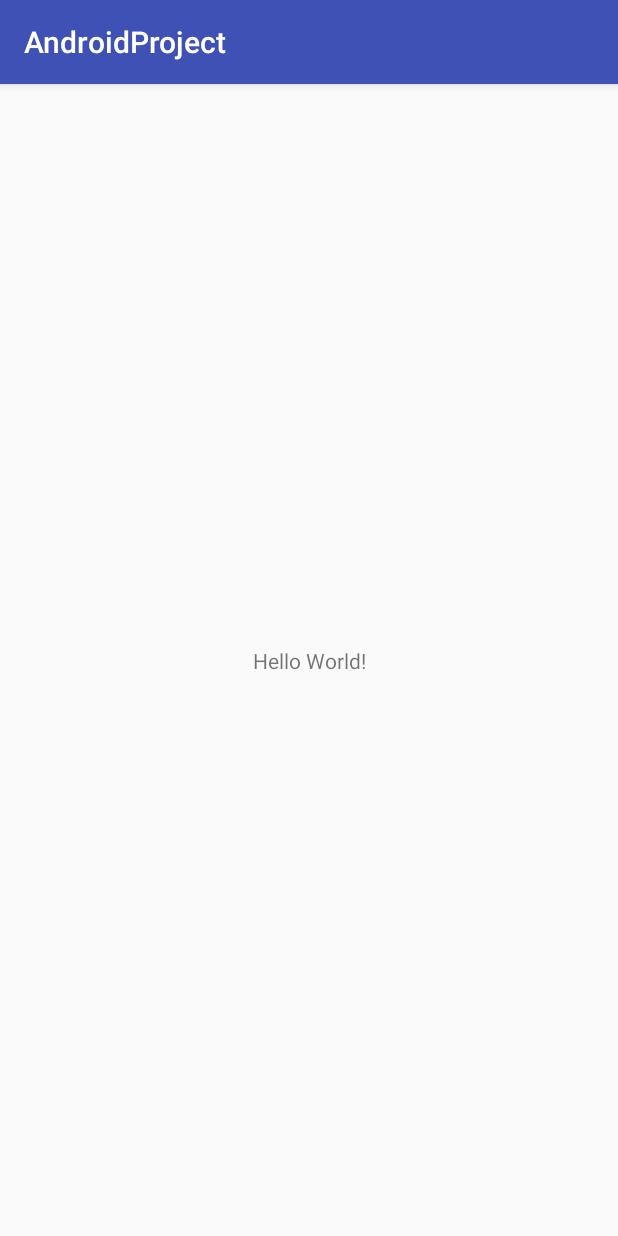
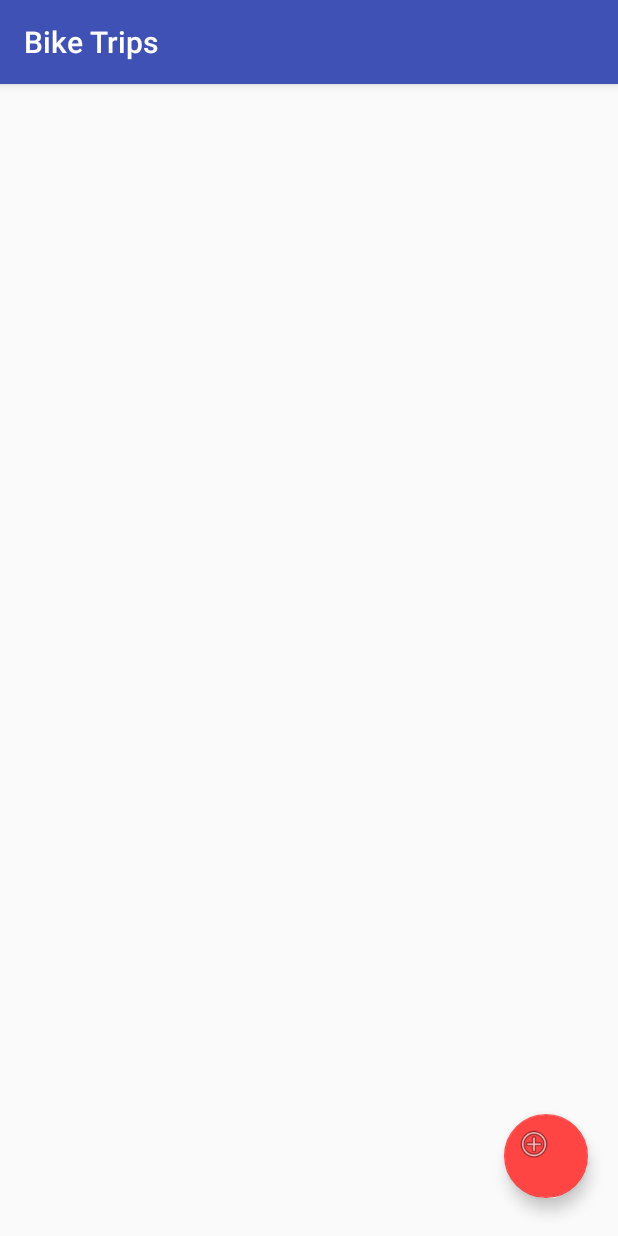
Before and after one commit to octaviangrozman/AndroidProject, an Android app: the screen it shows after launch (MainActivity), on a phone screen of 412 x 824 dp. Run offline under Robolectric (Android 15) with nearby library versions, the phone set to English and light mode, and no system bars; our stand-ins replace Firebase (no records; nobody signed in at launch, a user with empty details on screens opened directly).

Commit message:
MainActivity updated: Floating action button added and leads to AddTripActivity. Activity labels updated

```diff
--- a/app/build.gradle
+++ b/app/build.gradle
@@ -29,6 +29,7 @@ dependencies {
     compile 'com.google.firebase:firebase-database:10.0.1'
     compile 'com.google.firebase:firebase-auth:10.0.1'
     testCompile 'junit:junit:4.12'
+    compile 'com.android.support:design:25.3.1'
 }
 
 
--- a/app/src/main/AndroidManifest.xml
+++ b/app/src/main/AndroidManifest.xml
@@ -16,7 +16,7 @@
                 <category android:name="android.intent.category.LAUNCHER" />
             </intent-filter>
         </activity>
-        <activity android:name=".AddTripActivity"></activity>
+        <activity android:name=".AddTripActivity" android:label="@string/add_trip_label"></activity>
     </application>
 
 </manifest>
--- a/app/src/main/res/layout/activity_main.xml
+++ b/app/src/main/res/layout/activity_main.xml
@@ -6,14 +6,19 @@
     android:layout_height="match_parent"
     tools:context="com.example.octav.androidproject.MainActivity">
 
-    <TextView
-        android:id="@+id/title"
-        android:layout_width="wrap_content"
-        android:layout_height="wrap_content"
-        android:text="Hello World!"
+    <android.support.design.widget.FloatingActionButton
+        android:id="@+id/floatingActionButton"
+        android:layout_width="56dp"
+        android:layout_height="56dp"
+        android:layout_marginBottom="25dp"
+        android:layout_marginRight="20dp"
+        android:clickable="true"
+        app:backgroundTint="@android:color/holo_red_light"
+        app:fabSize="mini"
         app:layout_constraintBottom_toBottomOf="parent"
-        app:layout_constraintLeft_toLeftOf="parent"
         app:layout_constraintRight_toRightOf="parent"
-        app:layout_constraintTop_toTopOf="parent" />
-
+        app:rippleColor="@android:color/black"
+        app:srcCompat="@android:drawable/ic_menu_add"
+        android:onClick="goToAddTripActivity"
+        />
 </android.support.constraint.ConstraintLayout>
--- a/app/src/main/res/values/strings.xml
+++ b/app/src/main/res/values/strings.xml
@@ -1,3 +1,4 @@
 <resources>
-    <string name="app_name">AndroidProject</string>
+    <string name="app_name">Bike Trips</string>
+    <string name="add_trip_label">Add a new trip</string>
 </resources>
```
Also changed, not shown: app/src/main/java/com/example/octav/androidproject/MainActivity.java (+7 -0 lines).
